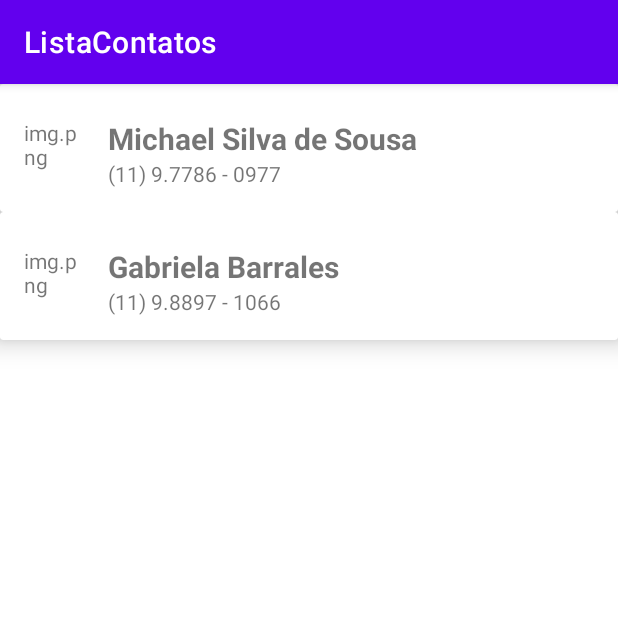
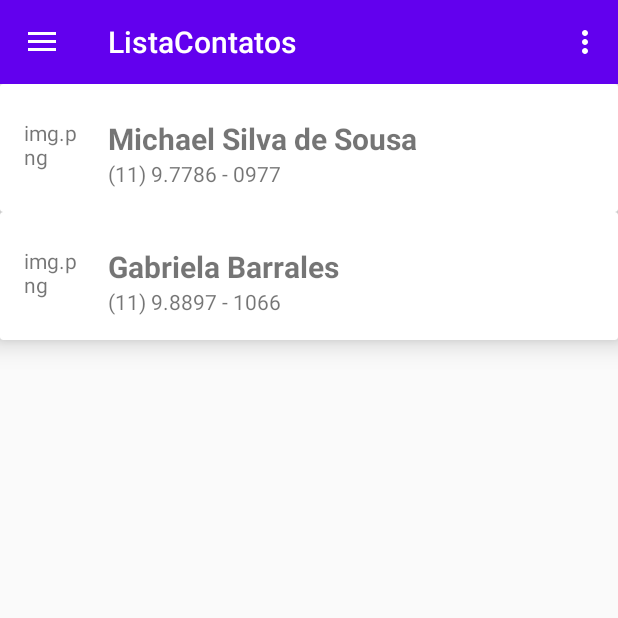
Before and after one commit to Michael-Silva-de-Sousa/bootcamp-everis-lista-de-contatos, an Android app: the screen it shows after launch (MainActivity), on a phone screen of 412 x 824 dp, the top half of it. Run offline under Robolectric (Android 15) with nearby library versions, the phone set to English and light mode, and no system bars.

Commit message:
Adicionado DrawerMenu

```diff
--- a/src/main/java/com/example/listacontatos/MainActivity.kt
+++ b/src/main/java/com/example/listacontatos/MainActivity.kt
@@ -2,6 +2,14 @@ package com.example.listacontatos
 
 import androidx.appcompat.app.AppCompatActivity
 import android.os.Bundle
+import android.view.Menu
+import android.view.MenuInflater
+import android.view.MenuItem
+import android.view.View
+import android.widget.Toast
+import androidx.appcompat.app.ActionBarDrawerToggle
+import androidx.appcompat.widget.Toolbar
+import androidx.drawerlayout.widget.DrawerLayout
 import androidx.recyclerview.widget.LinearLayoutManager
 import androidx.recyclerview.widget.RecyclerView
 
@@ -14,10 +22,24 @@ class MainActivity : AppCompatActivity() {
 
     override fun onCreate(savedInstanceState: Bundle?) {
         super.onCreate(savedInstanceState)
-        setContentView(R.layout.activity_main)
+        setContentView(R.layout.drawer_menu)
 
+        initDrawer()
         bindView()
         updateList()
+    }
+
+    /**Inicializando o drawer menu
+     * */
+    private fun initDrawer(){
+        val drawerLayout = findViewById<View>(R.id.drawer_layout) as DrawerLayout
+        val toolbar = findViewById<Toolbar>(R.id.toolbar)
+        setSupportActionBar(toolbar)
+
+        /**Abre e fecha o drawer menu*/
+        val toogle = ActionBarDrawerToggle(this, drawerLayout, toolbar, R.string.close_drawer, R.string.close_drawer)
+        drawerLayout.addDrawerListener(toogle)
+        toogle.syncState()
     }
 
     private fun bindView(){
@@ -41,4 +63,29 @@ class MainActivity : AppCompatActivity() {
             )
         )
     }
+
+    /** Cria o menu na tela*/
+    override fun onCreateOptionsMenu(menu: Menu?): Boolean {
+        val inflater: MenuInflater = menuInflater
+        inflater.inflate(R.menu.menu, menu)
+        return true
+    }
+
+    override fun onOptionsItemSelected(item: MenuItem): Boolean {
+        return when (item.itemId){
+            R.id.item_menu_1 -> {
+                showToast("Exibindo Item 1")
+                true
+            }
+            R.id.item_menu_2 -> {
+                showToast("Exibindo Item 2")
+                true
+            }
+            else -> super.onOptionsItemSelected(item)
+        }
+    }
+
+    private fun showToast(message: String) {
+        Toast.makeText(this, message, Toast.LENGTH_SHORT).show()
+    }
 }
--- a/src/main/res/layout/activity_main.xml
+++ b/src/main/res/layout/activity_main.xml
@@ -1,16 +1,25 @@
 <?xml version="1.0" encoding="utf-8"?>
 <androidx.constraintlayout.widget.ConstraintLayout xmlns:android="http://schemas.android.com/apk/res/android"
     xmlns:app="http://schemas.android.com/apk/res-auto"
-    xmlns:tools="http://schemas.android.com/tools"
     android:layout_width="match_parent"
-    android:layout_height="match_parent"
-    tools:context=".MainActivity">
+    android:layout_height="match_parent">
+
+    <androidx.appcompat.widget.Toolbar
+        android:id="@+id/toolbar"
+        android:layout_width="match_parent"
+        android:layout_height="?attr/actionBarSize"
+        android:background="?attr/colorPrimary"
+        app:title="@string/app_name"
+        android:theme="@style/ThemeOverlay.AppCompat.Dark.ActionBar"
+        app:layout_constraintTop_toTopOf="parent"
+        app:layout_constraintStart_toStartOf="parent"
+        app:layout_constraintEnd_toEndOf="parent"/>
 
     <androidx.recyclerview.widget.RecyclerView
         android:id="@+id/rv_list"
         android:layout_height="0dp"
         android:layout_width="0dp"
-        app:layout_constraintTop_toTopOf="parent"
+        app:layout_constraintTop_toBottomOf="@+id/toolbar"
         app:layout_constraintStart_toStartOf="parent"
         app:layout_constraintEnd_toEndOf="parent"
         app:layout_constraintBottom_toBottomOf="parent"/>
--- /dev/null
+++ b/src/main/res/layout/drawer_menu.xml
@@ -0,0 +1,20 @@
+<?xml version="1.0" encoding="utf-8"?>
+<androidx.drawerlayout.widget.DrawerLayout xmlns:android="http://schemas.android.com/apk/res/android"
+    android:id="@+id/drawer_layout"
+    android:layout_width="match_parent"
+    android:layout_height="match_parent"
+    xmlns:app="http://schemas.android.com/apk/res-auto"
+    xmlns:tools="http://schemas.android.com/tools"
+    tools:openDrawer="start">
+
+    <include
+        layout="@layout/activity_main"/>
+
+    <com.google.android.material.navigation.NavigationView
+        android:id="@+id/nav_view"
+        android:layout_width="match_parent"
+        android:layout_height="match_parent"
+        android:layout_gravity="start"
+        app:menu="@menu/menu"
+        />
+</androidx.drawerlayout.widget.DrawerLayout>
--- /dev/null
+++ b/src/main/res/menu/menu.xml
@@ -0,0 +1,9 @@
+<?xml version="1.0" encoding="utf-8"?>
+<menu xmlns:android="http://schemas.android.com/apk/res/android">
+    <item android:id="@+id/item_menu_1"
+        android:title="@string/menu_1"/>
+
+    <item android:id="@+id/item_menu_2"
+        android:title="@string/menu_2"/>
+
+</menu>
--- a/src/main/res/values-night/themes.xml
+++ b/src/main/res/values-night/themes.xml
@@ -1,6 +1,6 @@
 <resources xmlns:tools="http://schemas.android.com/tools">
     <!-- Base application theme. -->
-    <style name="Theme.ListaContatos" parent="Theme.MaterialComponents.DayNight.DarkActionBar">
+    <style name="Theme.ListaContatos" parent="Theme.MaterialComponents.DayNight.NoActionBar">
         <!-- Primary brand color. -->
         <item name="colorPrimary">@color/purple_200</item>
         <item name="colorPrimaryVariant">@color/purple_700</item>
--- a/src/main/res/values/strings.xml
+++ b/src/main/res/values/strings.xml
@@ -1,5 +1,8 @@
 <resources>
     <string name="app_name">ListaContatos</string>
-    <string name="iv_photo_content_description">iv_photo</string>
     <string name="lv_photo_content_description">lv_photo</string>
+    <string name="menu_1">Item 1</string>
+    <string name="menu_2">Item 2</string>
+    <string name="open_drawer">Abrir</string>
+    <string name="close_drawer">Fechar</string>
 </resources>
--- a/src/main/res/values/themes.xml
+++ b/src/main/res/values/themes.xml
@@ -1,6 +1,6 @@
 <resources xmlns:tools="http://schemas.android.com/tools">
     <!-- Base application theme. -->
-    <style name="Theme.ListaContatos" parent="Theme.MaterialComponents.DayNight.DarkActionBar">
+    <style name="Theme.ListaContatos" parent="Theme.AppCompat.Light.NoActionBar">
         <!-- Primary brand color. -->
         <item name="colorPrimary">@color/purple_500</item>
         <item name="colorPrimaryVariant">@color/purple_700</item>
```
